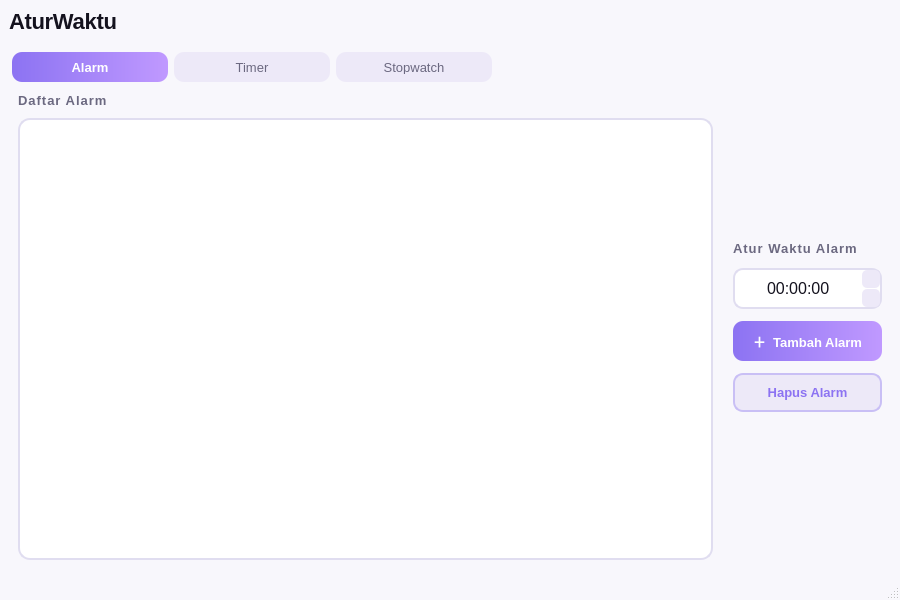
Above: mainwindow.ui from Dull993/AturWaktu before the change. Below: the same form after it.
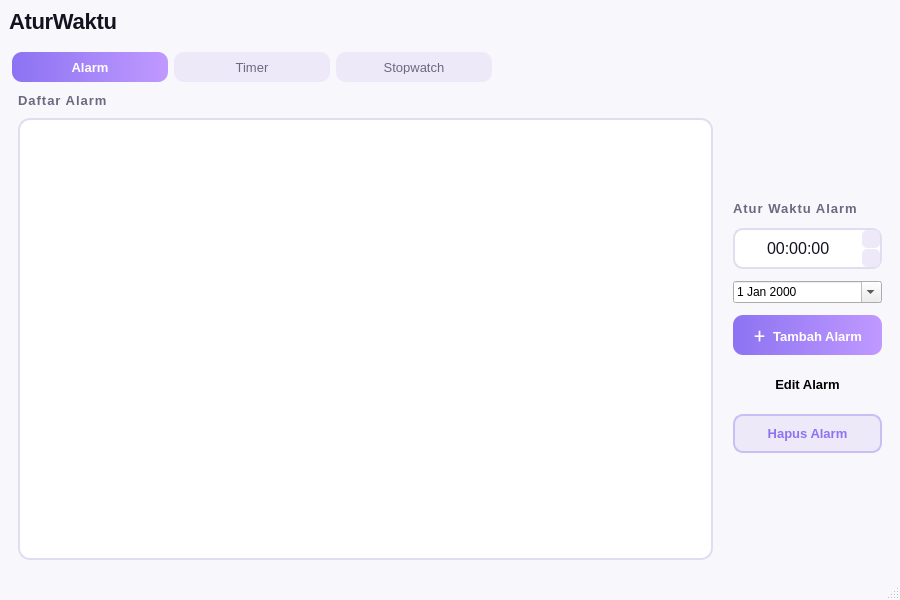
That is the form after the change.

Commit message: Menambah fitur edit alarm

What changed in the file:
```diff
--- a/mainwindow.ui
+++ b/mainwindow.ui
@@ -288,6 +288,13 @@
             </property>
            </widget>
           </item>
+          <item>
+           <widget class="QDateEdit" name="dateEditAlarm">
+            <property name="calendarPopup">
+             <bool>true</bool>
+            </property>
+           </widget>
+          </item>
           <item>
            <widget class="QPushButton" name="btnAddAlarm">
             <property name="text">
@@ -295,6 +302,19 @@
             </property>
            </widget>
           </item>
+          <item>
+           <widget class="QPushButton" name="btnEditAlarm">
+            <property name="mouseTracking">
+             <bool>false</bool>
+            </property>
+            <property name="text">
+             <string>Edit Alarm</string>
+            </property>
+            <property name="default">
+             <bool>false</bool>
+            </property>
+           </widget>
+          </item>
           <item>
            <widget class="QPushButton" name="btnDeleteAlarm">
             <property name="text">
```
The commit also changes 561 other files.
